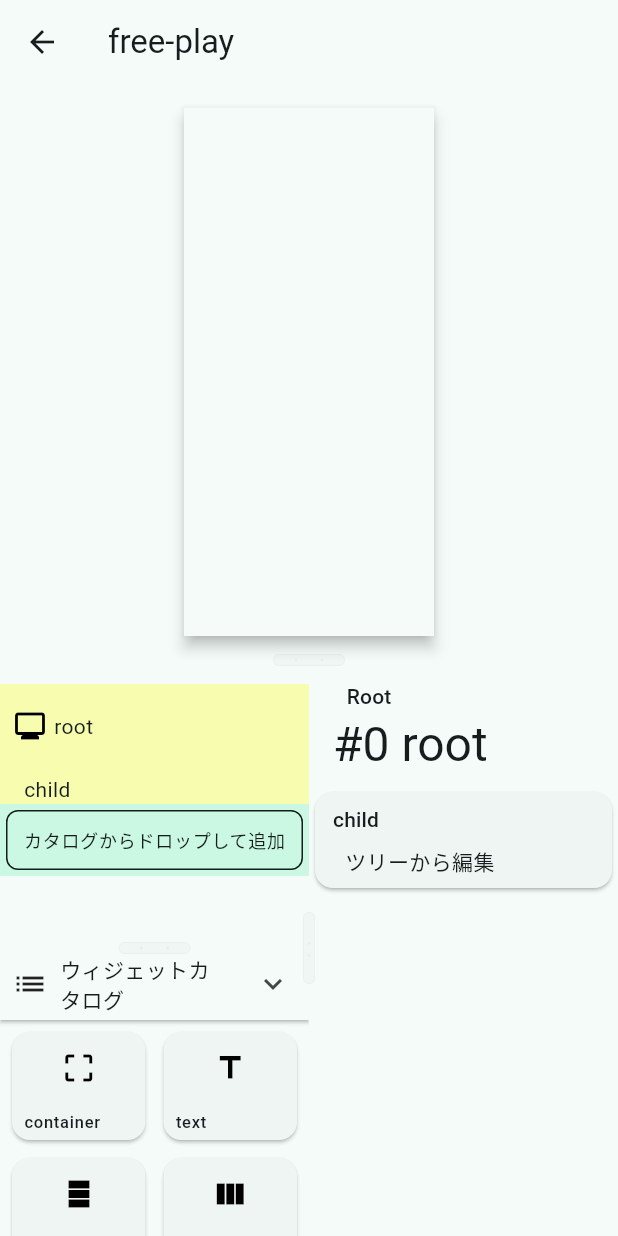
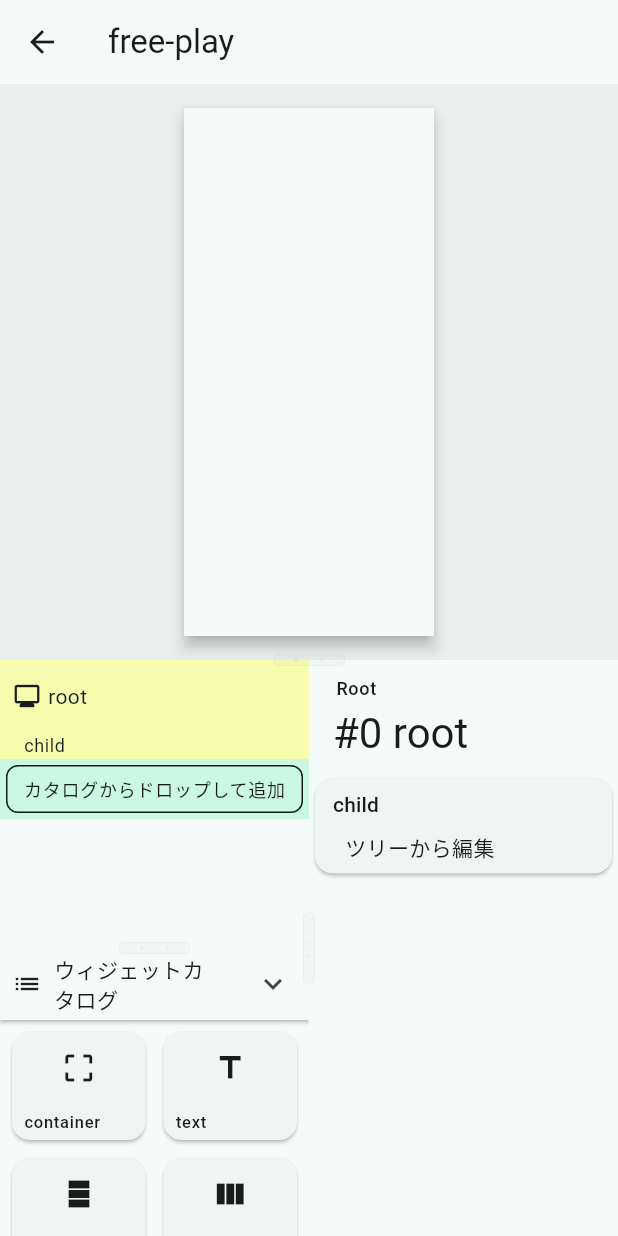
Before and after one commit to ogura-daiki/jyanken_app_drills_01, a Flutter app: the ScreenEditor screen opened by its route, on a phone screen of 412 x 824 dp. Run offline on Flutter 3.47's test engine with Material 3 defaults, Android fonts, the phone set to English and light mode, and no system bars; our stand-ins replace flutter_hooks, freezed_annotation, get_it, go_router, hooks_riverpod, riverpod_annotation; generated files the repository leaves out were written again.

Commit message:
エディターの各パーツの表示を調整

```diff
--- a/lib/src/component/flutter_editor/flutter_editor.dart
+++ b/lib/src/component/flutter_editor/flutter_editor.dart
@@ -61,7 +61,9 @@ class _FlutterEditorState extends ConsumerState<FlutterEditor> {
   }
 
   Widget previewArea() {
+    final colorScheme = ColorScheme.of(context);
     return Material(
+      color: colorScheme.surfaceContainer,
       child: Center(
         child: Padding(
           padding: const .all(16),
--- a/lib/src/component/flutter_editor/panes/flutter_editor_tree_pane.dart
+++ b/lib/src/component/flutter_editor/panes/flutter_editor_tree_pane.dart
@@ -13,9 +13,8 @@ class FlutterEditorTreePane extends ConsumerWidget {
     final provider = flutterEditorViewmodelProvider(editorId);
     final state = ref.watch(provider);
     final viewModel = ref.read(provider.notifier);
-    return Scaffold(
-      body: SingleChildScrollView(
-        padding: const .only(bottom: 48, top: 16),
+    return SingleChildScrollView(
+      padding: const .only(bottom: 48, top: 0),
       child: WidgetTreeEditor(
         entity: state.treeRoot,
         selector: [],
@@ -26,7 +25,6 @@ class FlutterEditorTreePane extends ConsumerWidget {
           viewModel.onAction(action);
         },
       ),
-      ),
     );
   }
 }
--- a/lib/src/component/widget_catalog/widget_catalog.dart
+++ b/lib/src/component/widget_catalog/widget_catalog.dart
@@ -1,6 +1,7 @@
 import 'package:flutter/material.dart';
 import 'package:flutter_hooks/flutter_hooks.dart';
 import 'package:jyanken_app_drills/src/component/widget_catalog/widget_catalog_item.dart';
+import 'package:jyanken_app_drills/src/core/line_height_ext.dart';
 import 'package:jyanken_app_drills/src/model/widget/widget_definition/widget_type.dart';
 
 class WidgetCatalog extends HookWidget {
@@ -34,8 +35,16 @@ class WidgetCatalog extends HookWidget {
                   crossAxisAlignment: .center,
                   mainAxisSize: .max,
                   children: [
-                    const Icon(Icons.list),
-                    const Expanded(child: Text("ウィジェットカタログ")),
+                    Icon(
+                      Icons.list,
+                      size: TextTheme.of(context).bodyMedium?.lineHeight(),
+                    ),
+                    Expanded(
+                      child: Text(
+                        "ウィジェットカタログ",
+                        style: TextTheme.of(context).bodyMedium,
+                      ),
+                    ),
                     IconButton(
                       onPressed: () {
                         onToggleOpen(!open);
--- a/lib/src/component/widget_catalog/widget_catalog_item.dart
+++ b/lib/src/component/widget_catalog/widget_catalog_item.dart
@@ -17,7 +17,12 @@ class WidgetCatalogItem extends StatelessWidget {
           mainAxisSize: .min,
           children: [
             Expanded(
-              child: Center(child: WidgetTypeIcon(type: type)),
+              child: Center(
+                child: WidgetTypeIcon(
+                  type: type,
+                  color: ColorScheme.of(context).onSurface,
+                ),
+              ),
             ),
             Text(type.name, style: Theme.of(context).textTheme.labelSmall),
           ],
--- a/lib/src/component/widget_entity_editor/widget_entity_editor.dart
+++ b/lib/src/component/widget_entity_editor/widget_entity_editor.dart
@@ -43,7 +43,7 @@ class WidgetEntityEditor extends HookWidget {
                   padding: const .symmetric(horizontal: 16),
                   child: Text(
                     "#${entity.value.id.value} ${entity.value.type.name}",
-                    style: Theme.of(context).textTheme.headlineLarge,
+                    style: Theme.of(context).textTheme.headlineMedium,
                   ),
                 ),
               ],
--- a/lib/src/component/widget_entity_editor/widget_selector_display.dart
+++ b/lib/src/component/widget_entity_editor/widget_selector_display.dart
@@ -7,7 +7,7 @@ class WidgetSelectorDisplay extends StatelessWidget {
   final EdgeInsets padding;
   final void Function(List<WidgetChildSelector> selector) onSelect;
 
-  static const TextStyle defaultStyle = .new(fontSize: 18, height: 1.3);
+  static const TextStyle defaultStyle = .new(fontSize: 12, height: 1.3);
 
   const WidgetSelectorDisplay({
     super.key,
@@ -22,7 +22,7 @@ class WidgetSelectorDisplay extends StatelessWidget {
 
   @override
   Widget build(BuildContext context) {
-    final textStyle = Theme.of(context).textTheme.labelLarge ?? defaultStyle;
+    final textStyle = Theme.of(context).textTheme.labelMedium ?? defaultStyle;
     final height = textStyle.lineHeight();
 
     return SizedBox(
@@ -36,13 +36,18 @@ class WidgetSelectorDisplay extends StatelessWidget {
             0 => rootLabel,
             _ => _buildLabel(selector[index - 1]),
           };
-          return ActionChip(
-            padding: const .all(0),
-            side: .none,
-            label: Text(label, style: textStyle),
-            onPressed: () {
-              onSelect(selector.sublist(0, index));
-            },
+          return Material(
+            borderRadius: .all(.circular(4)),
+            clipBehavior: .antiAliasWithSaveLayer,
+            child: InkWell(
+              onTap: () {
+                onSelect(selector.sublist(0, index));
+              },
+              child: Padding(
+                padding: const .symmetric(horizontal: 2),
+                child: Center(child: Text(label, style: textStyle)),
+              ),
+            ),
           );
         },
         separatorBuilder: (context, index) => SizedBox(
--- a/lib/src/component/widget_tree_editor/subtree_arg_display.dart
+++ b/lib/src/component/widget_tree_editor/subtree_arg_display.dart
@@ -42,10 +42,15 @@ class SubtreeArgDisplay extends StatelessWidget {
           padding: .only(
             left: 16 + 8.0 * selector.length,
             right: 8,
-            top: 4,
-            bottom: 0,
+            top: 1,
+            bottom: 1,
           ),
-          child: Text(argEntry.definition.name),
+          child: Text(
+            argEntry.definition.name,
+            style: TextTheme.of(
+              context,
+            ).bodySmall?.copyWith(color: ColorScheme.of(context).onSurface),
+          ),
         ),
         ...children.map(
           (we) => WidgetTreeEditor(
--- a/lib/src/component/widget_tree_editor/widget_tree_drop_zone.dart
+++ b/lib/src/component/widget_tree_editor/widget_tree_drop_zone.dart
@@ -53,7 +53,7 @@ class WidgetTreeDropZone extends StatelessWidget {
         return Padding(
           padding: const .all(4),
           child: Container(
-            height: 40,
+            height: 32,
             decoration: BoxDecoration(
               color: bgColor,
               border: Border.all(color: borderColor, width: borderWidth),
--- a/lib/src/component/widget_tree_editor/widget_tree_header.dart
+++ b/lib/src/component/widget_tree_editor/widget_tree_header.dart
@@ -3,6 +3,7 @@ import 'package:flutter_hooks/flutter_hooks.dart';
 import 'package:jyanken_app_drills/src/component/widget_tree_editor/widget_tree_dropdown_menu/widget_tree_dropdown_menu_icon.dart';
 import 'package:jyanken_app_drills/src/component/widget_tree_editor/widget_tree_dropdown_menu/widget_tree_dropdown_menu_label.dart';
 import 'package:jyanken_app_drills/src/component/widget_type_icon.dart';
+import 'package:jyanken_app_drills/src/core/line_height_ext.dart';
 import 'package:jyanken_app_drills/src/model/widget/widget_definition/widget_type.dart';
 import 'package:jyanken_app_drills/src/model/editor/widget_tree_action/widget_tree_action_type.dart';
 
@@ -32,13 +33,16 @@ class WidgetTreeHeader extends HookWidget {
       onHover: (value) {
         showDropDown.value = focusNode.hasFocus || value;
       },
+      onTapDown: (details) {
+        showDropDown.value = true;
+      },
       onTap: onSelect,
       child: Padding(
         padding: .only(
           left: 8 + 8 * depth.toDouble(),
           right: 4,
-          top: 4,
-          bottom: 4,
+          top: 0,
+          bottom: 0,
         ),
         child: Row(
           mainAxisSize: .max,
@@ -46,8 +50,20 @@ class WidgetTreeHeader extends HookWidget {
           crossAxisAlignment: .center,
           spacing: 4,
           children: [
-            WidgetTypeIcon(type: type),
-            Expanded(child: Text(type.name, overflow: .ellipsis)),
+            WidgetTypeIcon(
+              type: type,
+              size: TextTheme.of(context).bodyMedium?.lineHeight(),
+              color: ColorScheme.of(context).onSurface,
+            ),
+            Expanded(
+              child: Text(
+                type.name,
+                overflow: .ellipsis,
+                style: TextTheme.of(context).bodyMedium?.copyWith(
+                  color: ColorScheme.of(context).onSurface,
+                ),
+              ),
+            ),
             Opacity(
               opacity: showDropDown.value ? 1 : 0,
               child: IgnorePointer(
```
Lines whose indentation alone changed are shown as unchanged.
